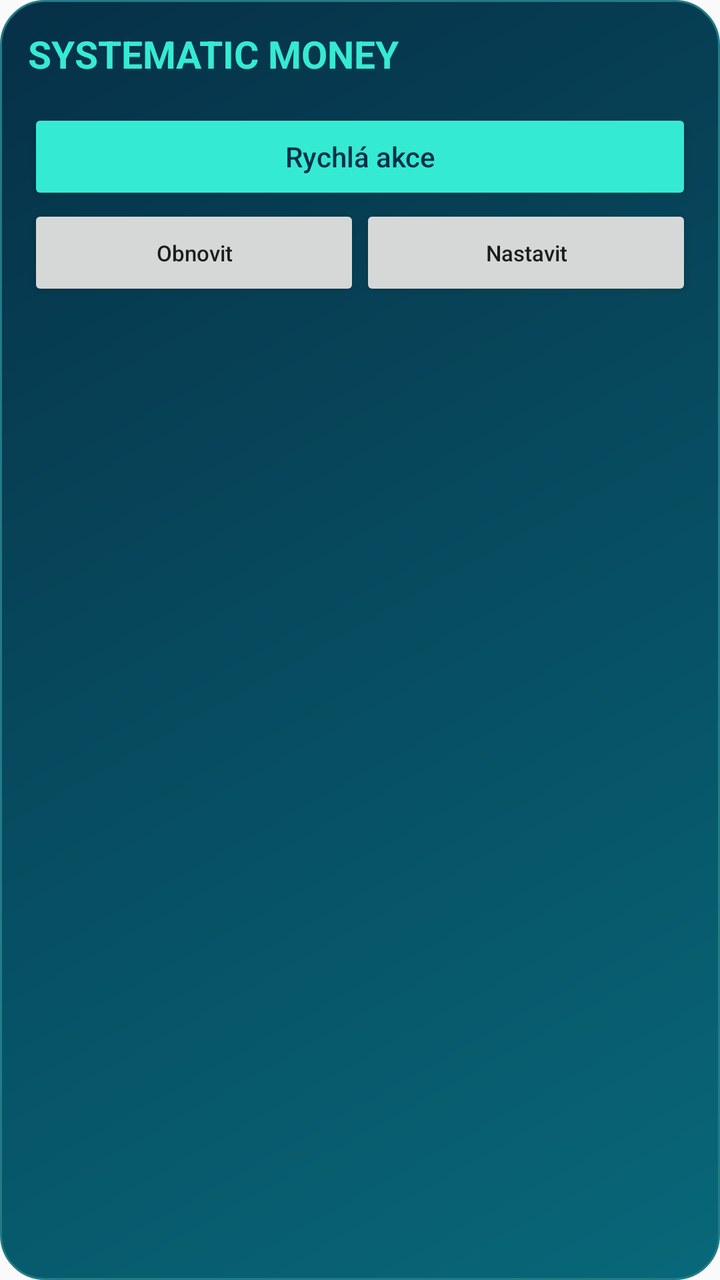
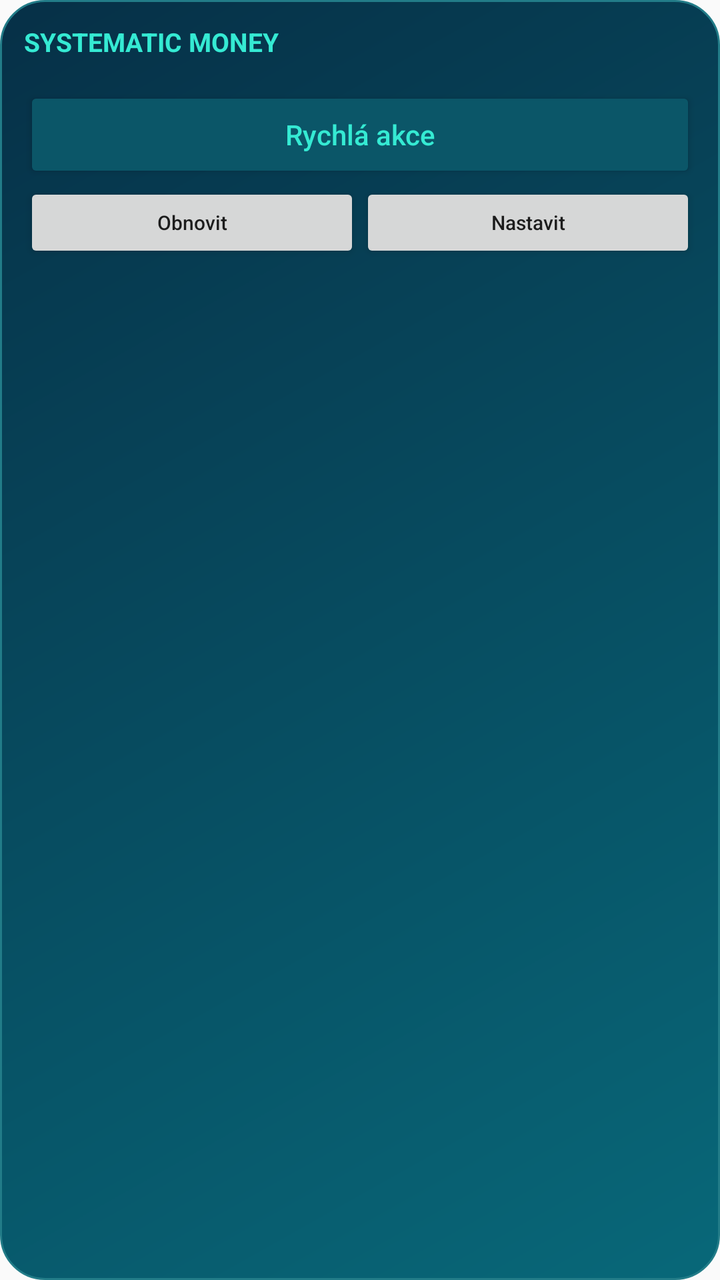

An Android layout rendered at two revisions. The XML below is the earlier revision; the diff shows what the commit changed to produce the second picture.
<!-- AndroidManifest.xml: application theme AppTheme -->
<!-- res/layout/money_widget.xml -->
<LinearLayout xmlns:android="http://schemas.android.com/apk/res/android" android:layout_width="match_parent" android:layout_height="match_parent" android:orientation="vertical" android:padding="14dp" android:background="@drawable/widget_background"><TextView android:id="@+id/widget_balance" android:layout_width="match_parent" android:layout_height="wrap_content" android:text="SYSTEMATIC MONEY" android:textColor="#35ead3" android:textSize="19sp" android:textStyle="bold"/><TextView android:id="@+id/widget_status" android:layout_width="match_parent" android:layout_height="wrap_content" android:textColor="#bbd5dd" android:textSize="11sp" android:textAllCaps="false"/><Button android:id="@+id/quick_expense" android:layout_width="match_parent" android:layout_height="wrap_content" android:text="Rychlá akce" android:backgroundTint="#35ead3" android:textColor="#063047" android:textAllCaps="false"/><LinearLayout android:layout_width="match_parent" android:layout_height="wrap_content" android:orientation="horizontal"><Button android:id="@+id/widget_refresh" android:layout_width="0dp" android:layout_weight="1" android:layout_height="wrap_content" android:text="Obnovit" android:textSize="11sp" android:textAllCaps="false"/><Button android:id="@+id/widget_settings" android:layout_width="0dp" android:layout_weight="1" android:layout_height="wrap_content" android:text="Nastavit" android:textSize="11sp" android:textAllCaps="false"/></LinearLayout></LinearLayout>
<!-- resources referenced by this layout -->
<resources>
  <!-- drawable widget_background (drawable) -->
  <shape xmlns:android="http://schemas.android.com/apk/res/android">
      <gradient android:startColor="#063047" android:endColor="#086879" android:angle="315" />
      <corners android:radius="22dp" />
      <stroke android:width="1dp" android:color="#227C88" />
  </shape>
  <style name="AppTheme" parent="Theme.AppCompat.Light.DarkActionBar">
          
          <item name="colorPrimary">@color/colorPrimary</item>
          <item name="colorPrimaryDark">@color/colorPrimaryDark</item>
          <item name="colorAccent">@color/colorAccent</item>
      </style>
</resources>

<!-- the commit's change to res/layout/money_widget.xml (unified diff, before → after) -->
@@ -1 +1,24 @@
-<LinearLayout xmlns:android="http://schemas.android.com/apk/res/android" android:layout_width="match_parent" android:layout_height="match_parent" android:orientation="vertical" android:padding="14dp" android:background="@drawable/widget_background"><TextView android:id="@+id/widget_balance" android:layout_width="match_parent" android:layout_height="wrap_content" android:text="SYSTEMATIC MONEY" android:textColor="#35ead3" android:textSize="19sp" android:textStyle="bold"/><TextView android:id="@+id/widget_status" android:layout_width="match_parent" android:layout_height="wrap_content" android:textColor="#bbd5dd" android:textSize="11sp" android:textAllCaps="false"/><Button android:id="@+id/quick_expense" android:layout_width="match_parent" android:layout_height="wrap_content" android:text="Rychlá akce" android:backgroundTint="#35ead3" android:textColor="#063047" android:textAllCaps="false"/><LinearLayout android:layout_width="match_parent" android:layout_height="wrap_content" android:orientation="horizontal"><Button android:id="@+id/widget_refresh" android:layout_width="0dp" android:layout_weight="1" android:layout_height="wrap_content" android:text="Obnovit" android:textSize="11sp" android:textAllCaps="false"/><Button android:id="@+id/widget_settings" android:layout_width="0dp" android:layout_weight="1" android:layout_height="wrap_content" android:text="Nastavit" android:textSize="11sp" android:textAllCaps="false"/></LinearLayout></LinearLayout>
+<LinearLayout xmlns:android="http://schemas.android.com/apk/res/android" android:layout_width="match_parent" android:layout_height="match_parent" android:orientation="vertical" android:padding="12dp" android:background="@drawable/widget_background">
+<TextView android:id="@+id/widget_balance" android:layout_width="match_parent" android:layout_height="wrap_content" android:text="SYSTEMATIC MONEY" android:textColor="#35ead3" android:textSize="13sp" android:textStyle="bold"/>
+<TextView android:id="@+id/widget_status" android:layout_width="match_parent" android:layout_height="wrap_content" android:textColor="#bbd5dd" android:textSize="10sp"/>
+<Button android:id="@+id/quick_expense" android:layout_width="match_parent" android:layout_height="wrap_content" android:text="Rychlá akce" android:backgroundTint="#0b5668" android:textColor="#35ead3" android:textAllCaps="false"/>
+<LinearLayout android:id="@+id/widget_panel" android:layout_width="match_parent" android:layout_height="wrap_content" android:orientation="vertical" android:visibility="gone">
+<LinearLayout android:layout_width="match_parent" android:layout_height="wrap_content" android:orientation="horizontal">
+<TextView android:id="@+id/slot_0" android:layout_width="0dp" android:layout_weight="1" android:layout_height="58dp" android:gravity="center" android:text="—" android:textSize="11sp" android:textColor="#35ead3" android:maxLines="3" android:ellipsize="end" android:padding="2dp"/>
+<TextView android:id="@+id/slot_1" android:layout_width="0dp" android:layout_weight="1" android:layout_height="58dp" android:gravity="center" android:text="—" android:textSize="11sp" android:textColor="#35ead3" android:maxLines="3" android:ellipsize="end" android:padding="2dp"/>
+<TextView android:id="@+id/slot_2" android:layout_width="0dp" android:layout_weight="1" android:layout_height="58dp" android:gravity="center" android:text="—" android:textSize="11sp" android:textColor="#35ead3" android:maxLines="3" android:ellipsize="end" android:padding="2dp"/>
+<TextView android:id="@+id/slot_3" android:layout_width="0dp" android:layout_weight="1" android:layout_height="58dp" android:gravity="center" android:text="—" android:textSize="11sp" android:textColor="#35ead3" android:maxLines="3" android:ellipsize="end" android:padding="2dp"/>
+<TextView android:id="@+id/slot_4" android:layout_width="0dp" android:layout_weight="1" android:layout_height="58dp" android:gravity="center" android:text="—" android:textSize="11sp" android:textColor="#35ead3" android:maxLines="3" android:ellipsize="end" android:padding="2dp"/>
+</LinearLayout>
+<LinearLayout android:layout_width="match_parent" android:layout_height="wrap_content" android:orientation="horizontal">
+<TextView android:id="@+id/slot_5" android:layout_width="0dp" android:layout_weight="1" android:layout_height="58dp" android:gravity="center" android:text="—" android:textSize="11sp" android:textColor="#35ead3" android:maxLines="3" android:ellipsize="end" android:padding="2dp"/>
+<TextView android:id="@+id/slot_6" android:layout_width="0dp" android:layout_weight="1" android:layout_height="58dp" android:gravity="center" android:text="—" android:textSize="11sp" android:textColor="#35ead3" android:maxLines="3" android:ellipsize="end" android:padding="2dp"/>
+<TextView android:id="@+id/slot_7" android:layout_width="0dp" android:layout_weight="1" android:layout_height="58dp" android:gravity="center" android:text="—" android:textSize="11sp" android:textColor="#35ead3" android:maxLines="3" android:ellipsize="end" android:padding="2dp"/>
+<TextView android:id="@+id/slot_8" android:layout_width="0dp" android:layout_weight="1" android:layout_height="58dp" android:gravity="center" android:text="—" android:textSize="11sp" android:textColor="#35ead3" android:maxLines="3" android:ellipsize="end" android:padding="2dp"/>
+<TextView android:id="@+id/slot_9" android:layout_width="0dp" android:layout_weight="1" android:layout_height="58dp" android:gravity="center" android:text="—" android:textSize="11sp" android:textColor="#35ead3" android:maxLines="3" android:ellipsize="end" android:padding="2dp"/>
+</LinearLayout>
+</LinearLayout>
+<LinearLayout android:id="@+id/widget_controls" android:layout_width="match_parent" android:layout_height="wrap_content" android:orientation="horizontal">
+<Button android:id="@+id/widget_refresh" android:layout_width="0dp" android:layout_weight="1" android:layout_height="40dp" android:text="Obnovit" android:textSize="10sp" android:textAllCaps="false"/>
+<Button android:id="@+id/widget_settings" android:layout_width="0dp" android:layout_weight="1" android:layout_height="40dp" android:text="Nastavit" android:textSize="10sp" android:textAllCaps="false"/>
+</LinearLayout></LinearLayout>
